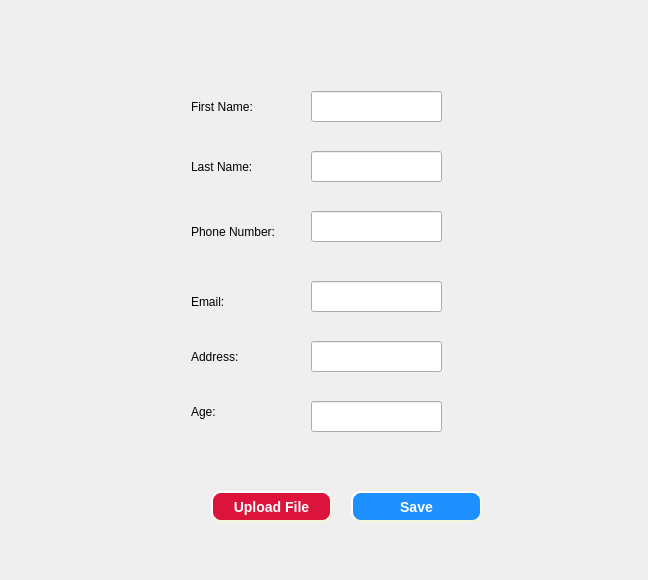
CS-205-S22/CuringCamPAINS, file CuringCamPAINS/gui/contactsgui.ui: the form before one commit.
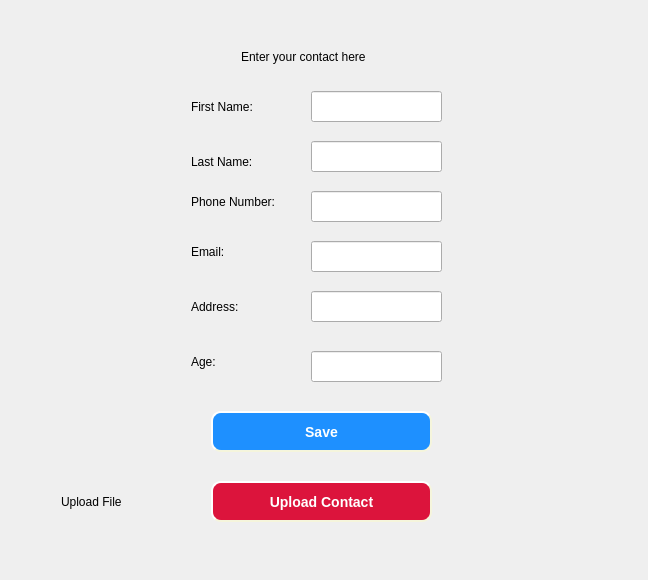
The form after the commit.

The edit to the form file:
```diff
--- a/CuringCamPAINS/gui/contactsgui.ui
+++ b/CuringCamPAINS/gui/contactsgui.ui
@@ -21,7 +21,7 @@
        <property name="geometry">
         <rect>
          <x>300</x>
-         <y>390</y>
+         <y>340</y>
          <width>131</width>
          <height>31</height>
         </rect>
@@ -31,7 +31,7 @@
        <property name="geometry">
         <rect>
          <x>180</x>
-         <y>390</y>
+         <y>340</y>
          <width>101</width>
          <height>21</height>
         </rect>
@@ -44,7 +44,7 @@
        <property name="geometry">
         <rect>
          <x>300</x>
-         <y>270</y>
+         <y>230</y>
          <width>131</width>
          <height>31</height>
         </rect>
@@ -53,10 +53,10 @@
       <widget class="QPushButton" name="pushButton_save">
        <property name="geometry">
         <rect>
-         <x>340</x>
-         <y>480</y>
-         <width>131</width>
-         <height>31</height>
+         <x>200</x>
+         <y>400</y>
+         <width>221</width>
+         <height>41</height>
         </rect>
        </property>
        <property name="styleSheet">
@@ -77,7 +77,7 @@
        <property name="geometry">
         <rect>
          <x>180</x>
-         <y>145</y>
+         <y>140</y>
          <width>81</width>
          <height>21</height>
         </rect>
@@ -100,9 +100,9 @@
        <property name="geometry">
         <rect>
          <x>200</x>
-         <y>480</y>
-         <width>121</width>
-         <height>31</height>
+         <y>470</y>
+         <width>221</width>
+         <height>41</height>
         </rect>
        </property>
        <property name="styleSheet">
@@ -116,14 +116,14 @@
 </string>
        </property>
        <property name="text">
-        <string>Upload File</string>
+        <string>Upload Contact</string>
        </property>
       </widget>
       <widget class="QLineEdit" name="lineEdit_lastName">
        <property name="geometry">
         <rect>
          <x>300</x>
-         <y>140</y>
+         <y>130</y>
          <width>131</width>
          <height>31</height>
         </rect>
@@ -133,7 +133,7 @@
        <property name="geometry">
         <rect>
          <x>300</x>
-         <y>200</y>
+         <y>180</y>
          <width>131</width>
          <height>31</height>
         </rect>
@@ -143,7 +143,7 @@
        <property name="geometry">
         <rect>
          <x>180</x>
-         <y>280</y>
+         <y>230</y>
          <width>91</width>
          <height>21</height>
         </rect>
@@ -156,7 +156,7 @@
        <property name="geometry">
         <rect>
          <x>300</x>
-         <y>330</y>
+         <y>280</y>
          <width>131</width>
          <height>31</height>
         </rect>
@@ -166,7 +166,7 @@
        <property name="geometry">
         <rect>
          <x>180</x>
-         <y>330</y>
+         <y>280</y>
          <width>111</width>
          <height>31</height>
         </rect>
@@ -179,7 +179,7 @@
        <property name="geometry">
         <rect>
          <x>180</x>
-         <y>210</y>
+         <y>180</y>
          <width>101</width>
          <height>21</height>
         </rect>
@@ -233,6 +233,38 @@
         <set>Qt::AlignCenter</set>
        </property>
       </widget>
+      <widget class="QLabel" name="label">
+       <property name="geometry">
+        <rect>
+         <x>230</x>
+         <y>30</y>
+         <width>211</width>
+         <height>31</height>
+        </rect>
+       </property>
+       <property name="styleSheet">
+        <string notr="true">font: 20pt &quot;.AppleSystemUIFont&quot;;</string>
+       </property>
+       <property name="text">
+        <string>Enter your contact here </string>
+       </property>
+      </widget>
+      <widget class="QLabel" name="label_2">
+       <property name="geometry">
+        <rect>
+         <x>50</x>
+         <y>480</y>
+         <width>111</width>
+         <height>21</height>
+        </rect>
+       </property>
+       <property name="styleSheet">
+        <string notr="true">font: 20pt &quot;.AppleSystemUIFont&quot;;</string>
+       </property>
+       <property name="text">
+        <string>Upload File</string>
+       </property>
+      </widget>
      </widget>
      <widget class="QWidget" name="page_2"/>
     </widget>
```
Left out of the diff: 3 changed lines with no effect on the pictures.
